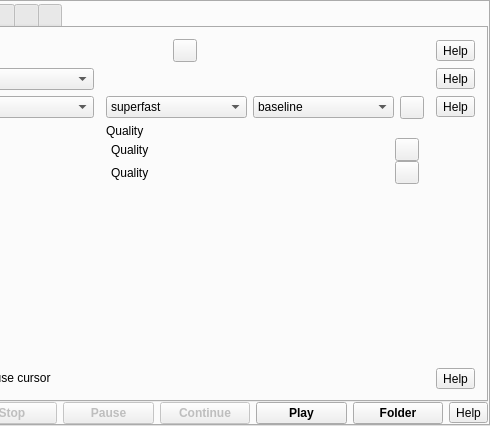
Old version of the form src/formMainWindow.ui in the repository vkohaupt/vokoscreenNG; both pictures show x 266 to 756 and y 0 to 426 of the 756 by 426 pixel window.
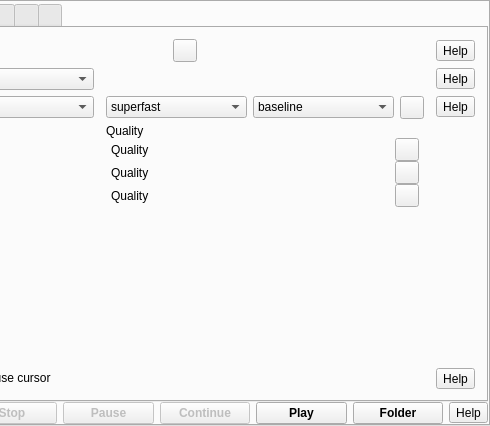
New version of the form. The open tabs and pages were chosen to show the change. Icons and pictures are not drawn.

Commit message:
Enable vp9 codec.
Closes #167.

The edit to the form file:
```diff
--- a/src/formMainWindow.ui
+++ b/src/formMainWindow.ui
@@ -1187,6 +1187,42 @@
                    </layout>
                   </widget>
                  </item>
+                 <item>
+                  <widget class="QFrame" name="frameVideoCodecVp9">
+                   <property name="frameShape">
+                    <enum>QFrame::NoFrame</enum>
+                   </property>
+                   <property name="frameShadow">
+                    <enum>QFrame::Raised</enum>
+                   </property>
+                   <layout class="QHBoxLayout" name="horizontalLayout_vp9">
+                    <property name="topMargin">
+                     <number>0</number>
+                    </property>
+                    <property name="bottomMargin">
+                     <number>0</number>
+                    </property>
+                    <item>
+                     <widget class="QLabel" name="label_46">
+                      <property name="text">
+                       <string>Quality</string>
+                      </property>
+                     </widget>
+                    </item>
+                    <item>
+                     <widget class="QToolButton" name="toolButtonVP9Reset">
+                      <property name="text">
+                       <string notr="true"/>
+                      </property>
+                      <property name="icon">
+                       <iconset resource="screencast.qrc">
+                        <normaloff>:/pictures/screencast/undo.png</normaloff>:/pictures/screencast/undo.png</iconset>
+                      </property>
+                     </widget>
+                    </item>
+                   </layout>
+                  </widget>
+                 </item>
                 </layout>
                </widget>
               </item>
```
The commit also changes 4 other files.
